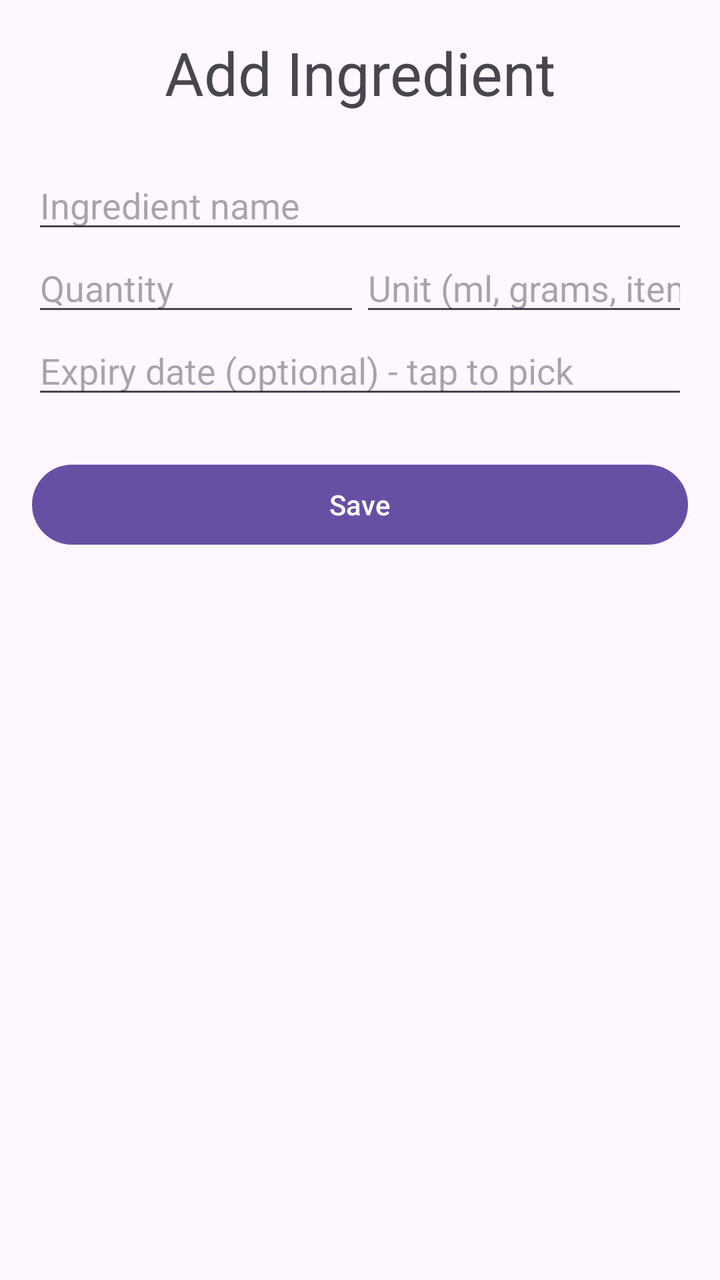
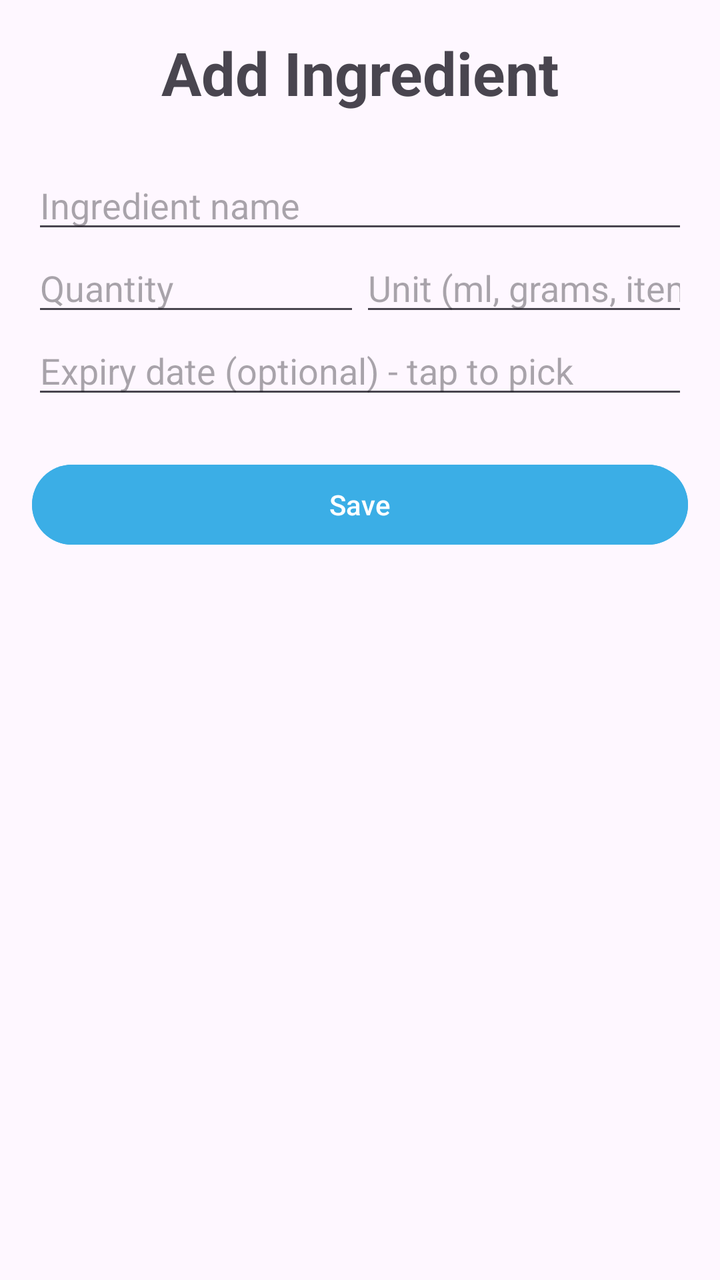

Compare the two renders of this Android layout. The source of the first and the diff that turns it into the second are given below.
<!-- AndroidManifest.xml: application theme Theme.SmartPantry -->
<!-- res/layout/add_ingredient_screen.xml -->
<?xml version="1.0" encoding="utf-8"?>
<LinearLayout xmlns:android="http://schemas.android.com/apk/res/android"
    android:layout_width="match_parent"
    android:layout_height="match_parent"
    android:orientation="vertical"
    android:padding="16dp">

    <TextView
        android:id="@+id/textView2"
        android:layout_width="match_parent"
        android:layout_height="wrap_content"
        android:paddingBottom="24dp"
        android:text="Add Ingredient"
        android:textAlignment="center"
        android:textSize="30sp" />

    <EditText
        android:id="@+id/ETT_IngredientName"
        android:layout_width="match_parent"
        android:layout_height="wrap_content"
        android:ems="10"
        android:hint="Ingredient name"
        android:inputType="text" />

    <LinearLayout
        android:layout_width="match_parent"
        android:layout_height="wrap_content"
        android:orientation="horizontal">

        <EditText
            android:id="@+id/ETT_Quantity"
            android:layout_width="0dp"
            android:layout_height="wrap_content"
            android:layout_weight="1"
            android:ems="10"
            android:hint="Quantity"
            android:inputType="numberDecimal" />

        <EditText
            android:id="@+id/ETT_UnityType"
            android:layout_width="0dp"
            android:layout_height="wrap_content"
            android:layout_weight="1"
            android:ems="10"
            android:hint="Unit (ml, grams, items)"
            android:inputType="text" />

    </LinearLayout>

    <EditText
        android:id="@+id/ETT_ExpiryDate"
        android:layout_width="match_parent"
        android:layout_height="wrap_content"
        android:ems="10"
        android:focusable="false"
        android:hint="Expiry date (optional) - tap to pick"
        android:inputType="none" />

    <Button
        android:id="@+id/btn_Save"
        android:layout_width="match_parent"
        android:layout_height="wrap_content"
        android:layout_marginTop="24dp"
        android:text="Save" />

    <Button
        android:id="@+id/btn_Delete"
        android:layout_width="match_parent"
        android:layout_height="wrap_content"
        android:layout_marginTop="8dp"
        android:text="Delete"
        android:visibility="gone" />

</LinearLayout>
<!-- resources referenced by this layout -->
<resources>
  <style name="Theme.SmartPantry" parent="Base.Theme.SmartPantry" />
  <style name="Base.Theme.SmartPantry" parent="Theme.Material3.DayNight.NoActionBar">
          
          
      </style>
</resources>

<!-- the commit's change to res/layout/add_ingredient_screen.xml (unified diff, before → after) -->
@@ -12,7 +12,8 @@
         android:paddingBottom="24dp"
         android:text="Add Ingredient"
         android:textAlignment="center"
-        android:textSize="30sp" />
+        android:textSize="30sp"
+        android:textStyle="bold" />
 
     <EditText
         android:id="@+id/ETT_IngredientName"
@@ -61,7 +62,9 @@
         android:layout_width="match_parent"
         android:layout_height="wrap_content"
         android:layout_marginTop="24dp"
-        android:text="Save" />
+        android:backgroundTint="#3BAEE6"
+        android:text="Save"
+        android:textColorLink="#2196F3" />
 
     <Button
         android:id="@+id/btn_Delete"
